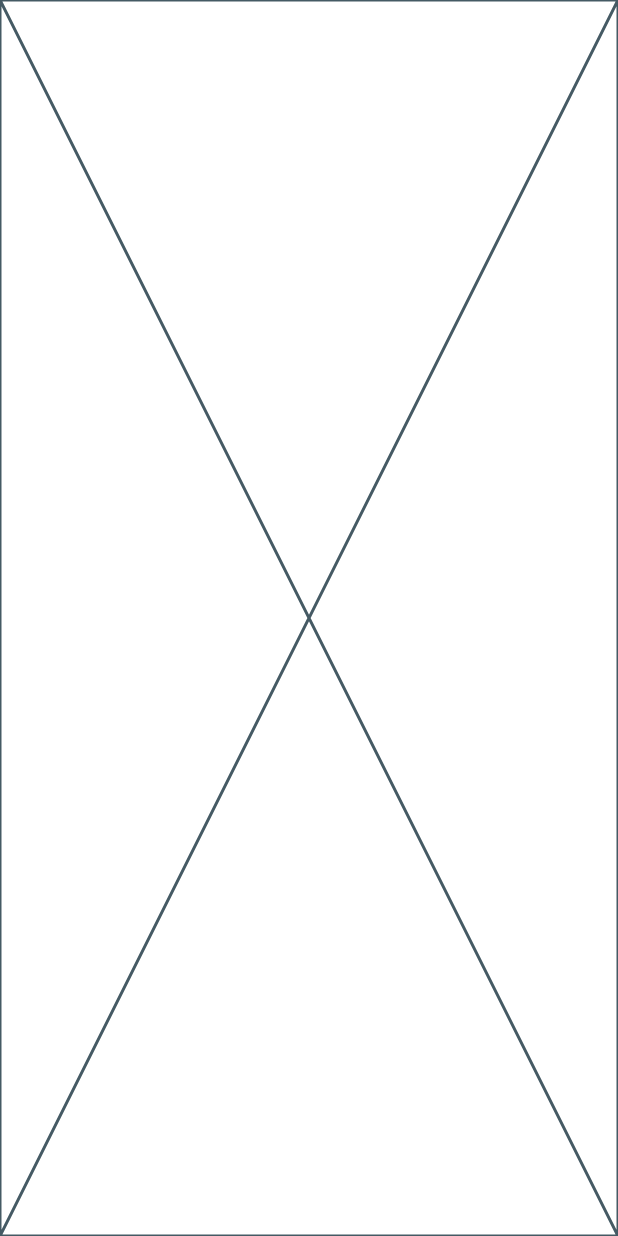
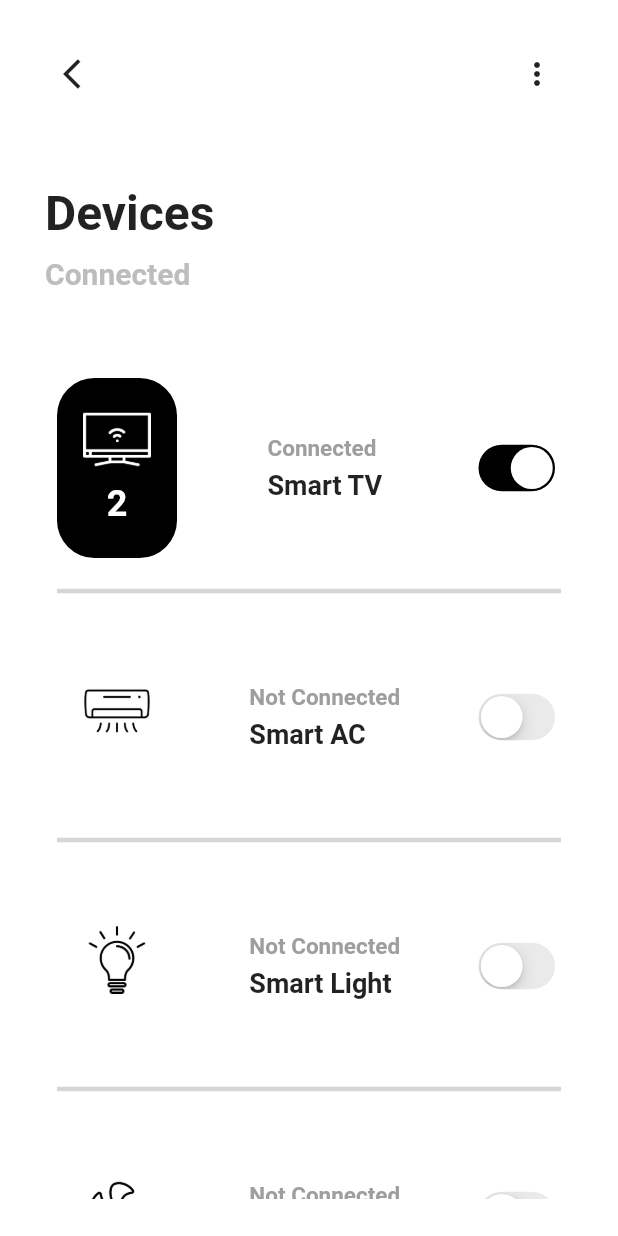
Before and after one commit to Divyanshu1545/Smart-Home-UI, a Flutter app: the screen it shows after launch, after a tap on the "arrow forward ios" icon, on a phone screen of 412 x 824 dp. Run offline on Flutter 3.47's test engine with Material 2 defaults, Android fonts, the phone set to English and light mode, and no system bars.

Commit message:
Smart device screen is done

```diff
--- a/lib/main.dart
+++ b/lib/main.dart
@@ -8,10 +8,12 @@ void main() {
 class MyApp extends StatelessWidget {
   const MyApp({super.key});
 
-  // This widget is the root of your application.
+
   @override
   Widget build(BuildContext context) {
     return const MaterialApp(
-        debugShowCheckedModeBanner: false, home: HomeScreen());
+      debugShowCheckedModeBanner: false,
+      home: HomeScreen(),
+    );
   }
 }
--- /dev/null
+++ b/lib/screens/ac_screen.dart
@@ -0,0 +1,15 @@
+import 'package:flutter/material.dart';
+
+class AcScreen extends StatefulWidget {
+  const AcScreen({super.key});
+
+  @override
+  State<AcScreen> createState() => _AcScreenState();
+}
+
+class _AcScreenState extends State<AcScreen> {
+  @override
+  Widget build(BuildContext context) {
+    return const Placeholder();
+  }
+}
--- a/lib/screens/home_screen.dart
+++ b/lib/screens/home_screen.dart
@@ -22,7 +22,7 @@ class _HomeScreenState extends State<HomeScreen> {
     return Scaffold(
       backgroundColor: Colors.white,
       body: SafeArea(
-        child: Container(
+        child: SingleChildScrollView(
           child: Column(
             crossAxisAlignment: CrossAxisAlignment.start,
             children: [
@@ -98,6 +98,7 @@ class _HomeScreenState extends State<HomeScreen> {
                     ),
                     IconButton(
                         onPressed: () {
+                          Future.delayed(const Duration(milliseconds: 100));
                           Navigator.push(
                             context,
                             MaterialPageRoute(
@@ -112,12 +113,12 @@ class _HomeScreenState extends State<HomeScreen> {
                   ],
                 ),
               ),
-              Expanded(
-                  child: GridView.builder(
+              GridView.builder(
+                shrinkWrap: true,
                 padding: const EdgeInsets.all(25),
                 physics: const NeverScrollableScrollPhysics(),
                 gridDelegate: const SliverGridDelegateWithFixedCrossAxisCount(
-                    childAspectRatio: 1 / 1.3, crossAxisCount: 2),
+                    childAspectRatio: 1 / 1.25, crossAxisCount: 2),
                 itemCount: myDevices.length,
                 itemBuilder: (context, index) {
                   return Padding(
@@ -130,7 +131,7 @@ class _HomeScreenState extends State<HomeScreen> {
                     ),
                   );
                 },
-              )),
+              ),
             ],
           ),
         ),
--- a/lib/screens/smart_devices_screen.dart
+++ b/lib/screens/smart_devices_screen.dart
@@ -1,3 +1,4 @@
+import 'package:assignment/smart_device_tile.dart';
 import 'package:flutter/material.dart';
 
 class SmartDevicesScreen extends StatefulWidget {
@@ -8,8 +9,117 @@ class SmartDevicesScreen extends StatefulWidget {
 }
 
 class _SmartDevicesScreenState extends State<SmartDevicesScreen> {
+  List deviceList = [
+    {
+      "name": "Smart TV",
+      "isConnected": true,
+      "connections": 2,
+      "powerOn": true,
+      "iconPath": "lib/icons/smart-tv.png",
+    },
+    {
+      "name": "Smart AC",
+      "isConnected": false,
+      "connections": 0,
+      "powerOn": false,
+      "iconPath": "lib/icons/ac.png",
+    },
+    {
+      "name": "Smart Light",
+      "isConnected": false,
+      "connections": 0,
+      "powerOn": false,
+      "iconPath": "lib/icons/lightbulb.png",
+    },
+    {
+      "name": "Smart Fan",
+      "isConnected": false,
+      "connections": 0,
+      "powerOn": false,
+      "iconPath": "lib/icons/fan.png",
+    },
+  ];
+
   @override
   Widget build(BuildContext context) {
-    return const Placeholder();
+    return Scaffold(
+      backgroundColor: Colors.white,
+      body: SafeArea(
+        child: Padding(
+          padding: const EdgeInsets.symmetric(horizontal: 30, vertical: 25),
+          child: SingleChildScrollView(
+            child: Column(
+              crossAxisAlignment: CrossAxisAlignment.start,
+              children: [
+                Row(
+                  mainAxisAlignment: MainAxisAlignment.spaceBetween,
+                  children: [
+                    IconButton(
+                      onPressed: () {
+                        Navigator.of(context).pop();
+                      },
+                      icon: const Icon(Icons.arrow_back_ios),
+                    ),
+                    IconButton(
+                        onPressed: () {}, icon: const Icon(Icons.more_vert))
+                  ],
+                ),
+                const SizedBox(
+                  height: 50,
+                ),
+                const Row(
+                  mainAxisAlignment: MainAxisAlignment.spaceBetween,
+                  children: [
+                    Text(
+                      "Devices",
+                      style:
+                          TextStyle(fontSize: 32, fontWeight: FontWeight.bold),
+                    ),
+                  ],
+                ),
+                const SizedBox(
+                  height: 10,
+                ),
+                Text(
+                  "Connected",
+                  style: TextStyle(
+                      fontSize: 20,
+                      fontWeight: FontWeight.bold,
+                      color: Colors.grey[400]),
+                ),
+                const SizedBox(height: 50),
+                ListView.builder(
+                  physics: const NeverScrollableScrollPhysics(),
+                  shrinkWrap: true,
+                  itemCount: deviceList.length,
+                  itemBuilder: (context, index) {
+                    return SmartDeviceTile(
+                      deviceName: deviceList[index]['name'],
+                      isConnected: deviceList[index]['isConnected'],
+                      connections: deviceList[index]['connections'],
+                      iconPath: deviceList[index]['iconPath'],
+                      powerOn: deviceList[index]['powerOn'],
+                      onChanged: (value) {
+                        powerSwitchPressed(value, index);
+                      },
+                    );
+                  },
+                )
+              ],
+            ),
+          ),
+        ),
+      ),
+    );
+  }
+
+  void powerSwitchPressed(bool value, int index) {
+    setState(() {
+      if (!deviceList[index]['isConnected']) {
+        deviceList[index]['powerOn'] = false;
+      } else {
+        deviceList[index]['powerOn'] = value;
+      }
+    });
   }
 }
--- a/lib/smart_device_card.dart
+++ b/lib/smart_device_card.dart
@@ -18,6 +18,7 @@ class SmartDeviceBox extends StatelessWidget {
   @override
   Widget build(BuildContext context) {
     return Container(
+      height: 300,
       decoration: BoxDecoration(
         borderRadius: BorderRadius.circular(24),
         color: powerOn ? Colors.grey[900] : Color.fromARGB(44, 164, 167, 189),
@@ -33,7 +34,7 @@ class SmartDeviceBox extends StatelessWidget {
               padding: const EdgeInsets.only(left: 20),
               child: Image.asset(
                 iconPath,
-                height: 65,
+                height: 50,
                 color: powerOn ? Colors.white : Colors.grey.shade700,
               ),
             ),
--- /dev/null
+++ b/lib/smart_device_tile.dart
@@ -0,0 +1,129 @@
+import 'package:flutter/cupertino.dart';
+import 'package:flutter/material.dart';
+
+class SmartDeviceTile extends StatelessWidget {
+  final String deviceName;
+  final bool isConnected;
+  final bool powerOn;
+  final int connections;
+  final String iconPath;
+  final void Function(bool)? onChanged;
+
+  const SmartDeviceTile(
+      {super.key,
+      required this.deviceName,
+      required this.isConnected,
+      required this.powerOn,
+      required this.connections,
+      required this.iconPath,
+      required this.onChanged});
+
+  @override
+  Widget build(BuildContext context) {
+    return Padding(
+      padding: const EdgeInsets.all(8.0),
+      child: Container(
+        height: 150, //Column for elements and line
+        child: Column(
+          mainAxisAlignment: MainAxisAlignment.spaceBetween,
+          children: [
+            Row(
+              mainAxisAlignment: MainAxisAlignment.spaceBetween,
+              children: [
+                Column(
+                  mainAxisAlignment: MainAxisAlignment.center,
+                  children: [
+                    Container(
+                      width: 80,
+                      height: 120,
+                      decoration: BoxDecoration(
+                          color: isConnected ? Colors.black : Colors.white,
+                          borderRadius: BorderRadius.circular(25)),
+                      child: Padding(
+                        padding: const EdgeInsets.symmetric(
+                            vertical: 15, horizontal: 15),
+                        child: connections == 0
+                            ? Column(
+                                mainAxisAlignment: MainAxisAlignment.center,
+                                children: [
+                                  Image.asset(
+                                    iconPath,
+                                    height: 50,
+                                    width: 45,
+                                    color: !isConnected
+                                        ? Colors.black
+                                        : Colors.white,
+                                  ),
+                                  SizedBox(
+                                    height: 8,
+                                  )
+                                ],
+                              )
+                            : Column(
+                                children: [
+                                  Image.asset(
+                                    iconPath,
+                                    height: 50,
+                                    width: 45,
+                                    color: !isConnected
+                                        ? Colors.black
+                                        : Colors.white,
+                                  ),
+                                  SizedBox(
+                                    height: 5,
+                                  ),
+                                  Text(
+                                    connections.toString(),
+                                    style: TextStyle(
+                                      fontWeight: FontWeight.bold,
+                                      fontSize: 24,
+                                      color: !isConnected
+                                          ? Colors.black
+                                          : Colors.white,
+                                    ),
+                                  )
+                                ],
+                              ),
+                      ),
+                    ),
+                  ],
+                ),
+                Column(
+                  crossAxisAlignment: CrossAxisAlignment.start,
+                  children: [
+                    Text(
+                      isConnected ? "Connected" : "Not Connected",
+                      style: TextStyle(
+                          fontWeight: FontWeight.bold,
+                          fontSize: 15,
+                          color: Colors.grey[500]),
+                    ),
+                    SizedBox(
+                      height: 5,
+                    ),
+                    Text(
+                      deviceName,
+                      style: TextStyle(
+                        fontWeight: FontWeight.bold,
+                        fontSize: 18,
+                      ),
+                    )
+                  ],
+                ),
+                CupertinoSwitch(
+                  value: powerOn,
+                  onChanged: onChanged,
+                  activeColor: Colors.black,
+                )
+              ],
+            ),
+            Divider(
+              color: Colors.grey[350],
+              thickness: 3,
+            )
+          ],
+        ),
+      ),
+    );
+  }
+}
```
